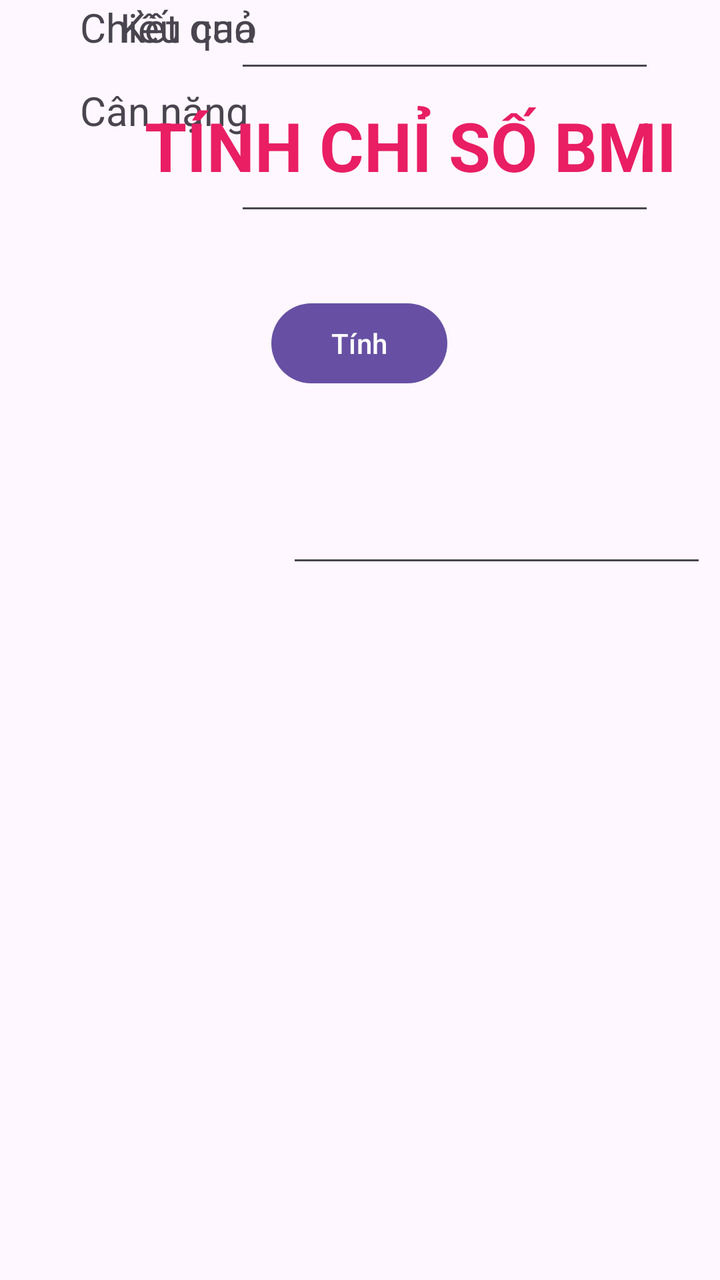
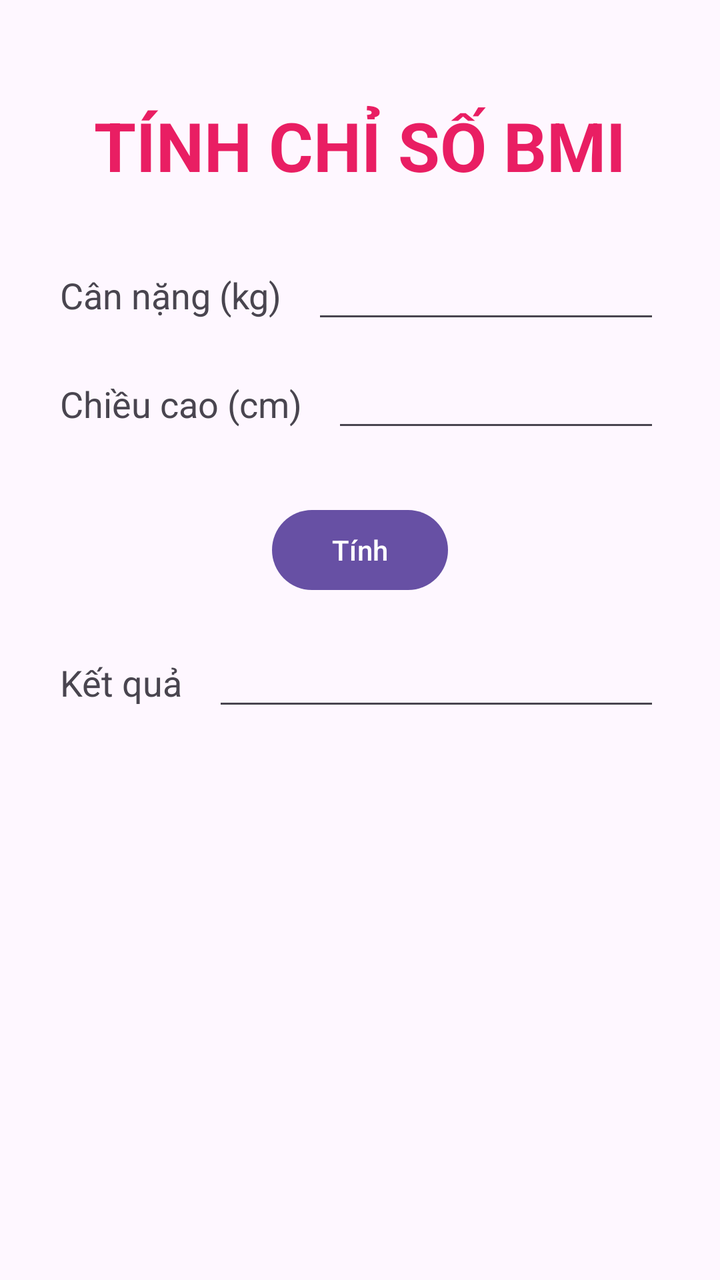

Two renders of the same Android screen: before a commit and after it. Below are the layout's source before the change and the commit's diff.
<!-- AndroidManifest.xml: application theme Theme.AppTinhBMI -->
<!-- res/layout/activity_main.xml -->
<?xml version="1.0" encoding="utf-8"?>
<androidx.constraintlayout.widget.ConstraintLayout xmlns:android="http://schemas.android.com/apk/res/android"
    xmlns:app="http://schemas.android.com/apk/res-auto"
    xmlns:tools="http://schemas.android.com/tools"
    android:id="@+id/main"
    android:layout_width="match_parent"
    android:layout_height="match_parent"
    tools:context=".MainActivity">

    <TextView
        android:id="@+id/textView"
        android:layout_width="wrap_content"
        android:layout_height="wrap_content"
        android:layout_marginStart="40dp"
        android:layout_marginTop="50dp"
        android:layout_marginBottom="49dp"
        android:text="Cân nặng"
        android:textSize="20sp"
        app:layout_constraintBottom_toTopOf="@+id/textView2"
        app:layout_constraintStart_toStartOf="parent"
        app:layout_constraintTop_toBottomOf="@+id/textView4" />

    <EditText
        android:id="@+id/editTextText"
        android:layout_width="wrap_content"
        android:layout_height="wrap_content"
        android:layout_marginStart="18dp"
        android:layout_marginEnd="58dp"
        android:ems="10"
        android:inputType="text"
        app:layout_constraintEnd_toEndOf="parent"
        app:layout_constraintStart_toEndOf="@+id/textView"
        tools:layout_editor_absoluteY="141dp" />

    <EditText
        android:id="@+id/editTextText2"
        android:layout_width="wrap_content"
        android:layout_height="wrap_content"
        android:layout_marginStart="14dp"
        android:layout_marginTop="30dp"
        android:layout_marginEnd="58dp"
        android:ems="10"
        android:inputType="text"
        app:layout_constraintEnd_toEndOf="parent"
        app:layout_constraintStart_toEndOf="@+id/textView2"
        app:layout_constraintTop_toBottomOf="@+id/editTextText" />

    <TextView
        android:id="@+id/textView2"
        android:layout_width="wrap_content"
        android:layout_height="wrap_content"
        android:layout_marginStart="40dp"
        android:text="Chiều cao"
        android:textSize="20sp"
        app:layout_constraintStart_toStartOf="parent"
        tools:layout_editor_absoluteY="235dp" />

    <Button
        android:id="@+id/Tính"
        android:layout_width="wrap_content"
        android:layout_height="wrap_content"
        android:layout_marginStart="161dp"
        android:layout_marginTop="35dp"
        android:layout_marginEnd="162dp"
        android:text="Tính"
        app:layout_constraintEnd_toEndOf="parent"
        app:layout_constraintStart_toStartOf="parent"
        app:layout_constraintTop_toBottomOf="@+id/editTextText2" />

    <TextView
        android:id="@+id/textView3"
        android:layout_width="wrap_content"
        android:layout_height="wrap_content"
        android:layout_marginStart="60dp"
        android:text="Kết quả"
        android:textSize="20sp"
        app:layout_constraintStart_toStartOf="parent"
        tools:layout_editor_absoluteY="377dp" />

    <EditText
        android:id="@+id/editTextText3"
        android:layout_width="wrap_content"
        android:layout_height="wrap_content"
        android:layout_marginStart="15dp"
        android:layout_marginTop="25dp"
        android:layout_marginBottom="325dp"
        android:ems="10"
        android:inputType="text"
        app:layout_constraintBottom_toBottomOf="parent"
        app:layout_constraintStart_toEndOf="@+id/textView3"
        app:layout_constraintTop_toBottomOf="@+id/Tính" />

    <TextView
        android:id="@+id/textView4"
        android:layout_width="281dp"
        android:layout_height="59dp"
        android:layout_marginStart="65dp"
        android:layout_marginTop="50dp"
        android:layout_marginEnd="65dp"
        android:text="TÍNH CHỈ SỐ BMI"
        android:textAlignment="center"
        android:textColor="#E91E63"
        android:textSize="34sp"
        android:textStyle="bold"
        app:layout_constraintEnd_toEndOf="parent"
        app:layout_constraintHorizontal_bias="0.0"
        app:layout_constraintStart_toStartOf="parent"
        app:layout_constraintTop_toTopOf="parent" />

</androidx.constraintlayout.widget.ConstraintLayout>
<!-- resources referenced by this layout -->
<resources>
  <style name="Theme.AppTinhBMI" parent="Base.Theme.AppTinhBMI" />
  <style name="Base.Theme.AppTinhBMI" parent="Theme.Material3.DayNight.NoActionBar">
          
          
      </style>
</resources>

<!-- the commit's change to res/layout/activity_main.xml (unified diff, before → after) -->
@@ -8,103 +8,99 @@
     tools:context=".MainActivity">
 
     <TextView
-        android:id="@+id/textView"
+        android:id="@+id/textView4"
         android:layout_width="wrap_content"
         android:layout_height="wrap_content"
-        android:layout_marginStart="40dp"
         android:layout_marginTop="50dp"
-        android:layout_marginBottom="49dp"
-        android:text="Cân nặng"
-        android:textSize="20sp"
-        app:layout_constraintBottom_toTopOf="@+id/textView2"
-        app:layout_constraintStart_toStartOf="parent"
-        app:layout_constraintTop_toBottomOf="@+id/textView4" />
-
-    <EditText
-        android:id="@+id/editTextText"
-        android:layout_width="wrap_content"
-        android:layout_height="wrap_content"
-        android:layout_marginStart="18dp"
-        android:layout_marginEnd="58dp"
-        android:ems="10"
-        android:inputType="text"
-        app:layout_constraintEnd_toEndOf="parent"
-        app:layout_constraintStart_toEndOf="@+id/textView"
-        tools:layout_editor_absoluteY="141dp" />
-
-    <EditText
-        android:id="@+id/editTextText2"
-        android:layout_width="wrap_content"
-        android:layout_height="wrap_content"
-        android:layout_marginStart="14dp"
-        android:layout_marginTop="30dp"
-        android:layout_marginEnd="58dp"
-        android:ems="10"
-        android:inputType="text"
-        app:layout_constraintEnd_toEndOf="parent"
-        app:layout_constraintStart_toEndOf="@+id/textView2"
-        app:layout_constraintTop_toBottomOf="@+id/editTextText" />
-
-    <TextView
-        android:id="@+id/textView2"
-        android:layout_width="wrap_content"
-        android:layout_height="wrap_content"
-        android:layout_marginStart="40dp"
-        android:text="Chiều cao"
-        android:textSize="20sp"
-        app:layout_constraintStart_toStartOf="parent"
-        tools:layout_editor_absoluteY="235dp" />
-
-    <Button
-        android:id="@+id/Tính"
-        android:layout_width="wrap_content"
-        android:layout_height="wrap_content"
-        android:layout_marginStart="161dp"
-        android:layout_marginTop="35dp"
-        android:layout_marginEnd="162dp"
-        android:text="Tính"
-        app:layout_constraintEnd_toEndOf="parent"
-        app:layout_constraintStart_toStartOf="parent"
-        app:layout_constraintTop_toBottomOf="@+id/editTextText2" />
-
-    <TextView
-        android:id="@+id/textView3"
-        android:layout_width="wrap_content"
-        android:layout_height="wrap_content"
-        android:layout_marginStart="60dp"
-        android:text="Kết quả"
-        android:textSize="20sp"
-        app:layout_constraintStart_toStartOf="parent"
-        tools:layout_editor_absoluteY="377dp" />
-
-    <EditText
-        android:id="@+id/editTextText3"
-        android:layout_width="wrap_content"
-        android:layout_height="wrap_content"
-        android:layout_marginStart="15dp"
-        android:layout_marginTop="25dp"
-        android:layout_marginBottom="325dp"
-        android:ems="10"
-        android:inputType="text"
-        app:layout_constraintBottom_toBottomOf="parent"
-        app:layout_constraintStart_toEndOf="@+id/textView3"
-        app:layout_constraintTop_toBottomOf="@+id/Tính" />
-
-    <TextView
-        android:id="@+id/textView4"
-        android:layout_width="281dp"
-        android:layout_height="59dp"
-        android:layout_marginStart="65dp"
-        android:layout_marginTop="50dp"
-        android:layout_marginEnd="65dp"
         android:text="TÍNH CHỈ SỐ BMI"
         android:textAlignment="center"
         android:textColor="#E91E63"
         android:textSize="34sp"
         android:textStyle="bold"
         app:layout_constraintEnd_toEndOf="parent"
-        app:layout_constraintHorizontal_bias="0.0"
         app:layout_constraintStart_toStartOf="parent"
         app:layout_constraintTop_toTopOf="parent" />
 
+    <TextView
+        android:id="@+id/textView"
+        android:layout_width="wrap_content"
+        android:layout_height="wrap_content"
+        android:layout_marginStart="30dp"
+        android:layout_marginTop="40dp"
+        android:text="Cân nặng (kg)"
+        android:textSize="18sp"
+        app:layout_constraintStart_toStartOf="parent"
+        app:layout_constraintTop_toBottomOf="@+id/textView4" />
+
+    <EditText
+        android:id="@+id/edtWeight"
+        android:layout_width="0dp"
+        android:layout_height="wrap_content"
+        android:layout_marginStart="15dp"
+        android:layout_marginEnd="30dp"
+        android:ems="10"
+        android:inputType="numberDecimal"
+        app:layout_constraintBaseline_toBaselineOf="@+id/textView"
+        app:layout_constraintEnd_toEndOf="parent"
+        app:layout_constraintStart_toEndOf="@+id/textView" />
+
+    <TextView
+        android:id="@+id/textView2"
+        android:layout_width="wrap_content"
+        android:layout_height="wrap_content"
+        android:layout_marginStart="30dp"
+        android:layout_marginTop="30dp"
+        android:text="Chiều cao (cm)"
+        android:textSize="18sp"
+        app:layout_constraintStart_toStartOf="parent"
+        app:layout_constraintTop_toBottomOf="@+id/textView" />
+
+    <EditText
+        android:id="@+id/edtHeight"
+        android:layout_width="0dp"
+        android:layout_height="wrap_content"
+        android:layout_marginStart="15dp"
+        android:layout_marginEnd="30dp"
+        android:ems="10"
+        android:inputType="numberDecimal"
+        app:layout_constraintBaseline_toBaselineOf="@+id/textView2"
+        app:layout_constraintEnd_toEndOf="parent"
+        app:layout_constraintStart_toEndOf="@+id/textView2" />
+
+    <Button
+        android:id="@+id/btnTinh"
+        android:layout_width="wrap_content"
+        android:layout_height="wrap_content"
+        android:layout_marginTop="30dp"
+        android:onClick="XuLyBMI"
+        android:text="Tính"
+        app:layout_constraintEnd_toEndOf="parent"
+        app:layout_constraintStart_toStartOf="parent"
+        app:layout_constraintTop_toBottomOf="@+id/edtHeight" />
+
+    <TextView
+        android:id="@+id/textView3"
+        android:layout_width="wrap_content"
+        android:layout_height="wrap_content"
+        android:layout_marginStart="30dp"
+        android:layout_marginTop="30dp"
+        android:text="Kết quả"
+        android:textSize="18sp"
+        app:layout_constraintStart_toStartOf="parent"
+        app:layout_constraintTop_toBottomOf="@+id/btnTinh" />
+
+    <EditText
+        android:id="@+id/edtKQ"
+        android:layout_width="0dp"
+        android:layout_height="wrap_content"
+        android:layout_marginStart="15dp"
+        android:layout_marginEnd="30dp"
+        android:focusable="false"
+        android:clickable="false"
+        android:ems="10"
+        android:inputType="none"
+        app:layout_constraintBaseline_toBaselineOf="@+id/textView3"
+        app:layout_constraintEnd_toEndOf="parent"
+        app:layout_constraintStart_toEndOf="@+id/textView3" />
+
 </androidx.constraintlayout.widget.ConstraintLayout>
